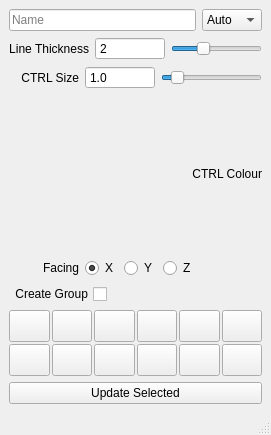
The window that ramenRig/createCtrl.ui (chrislyne/Toolbox) describes before a commit, drawn with Qt 5.
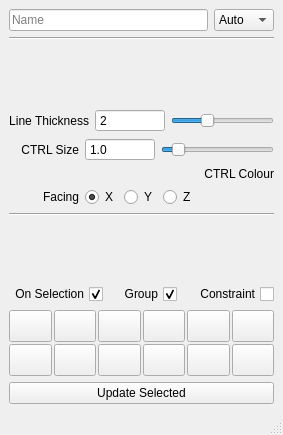
The same window after the commit. Icons and pictures are not drawn.

Commit message: Group CTRL and orient

```diff
--- a/ramenRig/createCtrl.ui
+++ b/ramenRig/createCtrl.ui
@@ -6,7 +6,7 @@
    <rect>
     <x>0</x>
     <y>0</y>
-    <width>271</width>
+    <width>283</width>
     <height>435</height>
    </rect>
   </property>
@@ -70,6 +70,26 @@
         </item>
        </layout>
       </item>
+      <item>
+       <widget class="Line" name="line">
+        <property name="orientation">
+         <enum>Qt::Horizontal</enum>
+        </property>
+       </widget>
+      </item>
+      <item>
+       <spacer name="verticalSpacer_2">
+        <property name="orientation">
+         <enum>Qt::Vertical</enum>
+        </property>
+        <property name="sizeHint" stdset="0">
+         <size>
+          <width>20</width>
+          <height>40</height>
+         </size>
+        </property>
+       </spacer>
+      </item>
       <item>
        <layout class="QHBoxLayout" name="horizontalLayout_2">
         <item>
@@ -299,15 +319,38 @@
         </item>
        </layout>
       </item>
+      <item>
+       <widget class="Line" name="line_2">
+        <property name="orientation">
+         <enum>Qt::Horizontal</enum>
+        </property>
+       </widget>
+      </item>
+      <item>
+       <spacer name="verticalSpacer">
+        <property name="orientation">
+         <enum>Qt::Vertical</enum>
+        </property>
+        <property name="sizeHint" stdset="0">
+         <size>
+          <width>20</width>
+          <height>40</height>
+         </size>
+        </property>
+       </spacer>
+      </item>
       <item>
        <layout class="QHBoxLayout" name="horizontalLayout_5">
         <item>
-         <widget class="QCheckBox" name="checkBox_group">
+         <widget class="QCheckBox" name="checkBox_selection">
           <property name="layoutDirection">
            <enum>Qt::RightToLeft</enum>
           </property>
           <property name="text">
-           <string>Create Group</string>
+           <string>On Selection</string>
+          </property>
+          <property name="checked">
+           <bool>true</bool>
           </property>
          </widget>
         </item>
@@ -324,6 +367,42 @@
           </property>
          </spacer>
         </item>
+        <item>
+         <widget class="QCheckBox" name="checkBox_group">
+          <property name="layoutDirection">
+           <enum>Qt::RightToLeft</enum>
+          </property>
+          <property name="text">
+           <string>Group</string>
+          </property>
+          <property name="checked">
+           <bool>true</bool>
+          </property>
+         </widget>
+        </item>
+        <item>
+         <spacer name="horizontalSpacer_3">
+          <property name="orientation">
+           <enum>Qt::Horizontal</enum>
+          </property>
+          <property name="sizeHint" stdset="0">
+           <size>
+            <width>40</width>
+            <height>20</height>
+           </size>
+          </property>
+         </spacer>
+        </item>
+        <item>
+         <widget class="QCheckBox" name="checkBox_constraint">
+          <property name="layoutDirection">
+           <enum>Qt::RightToLeft</enum>
+          </property>
+          <property name="text">
+           <string>Constraint</string>
+          </property>
+         </widget>
+        </item>
        </layout>
       </item>
       <item>
```
Left out of the diff: 2 changed lines with no effect on the pictures. The commit also changes 2 other files.
